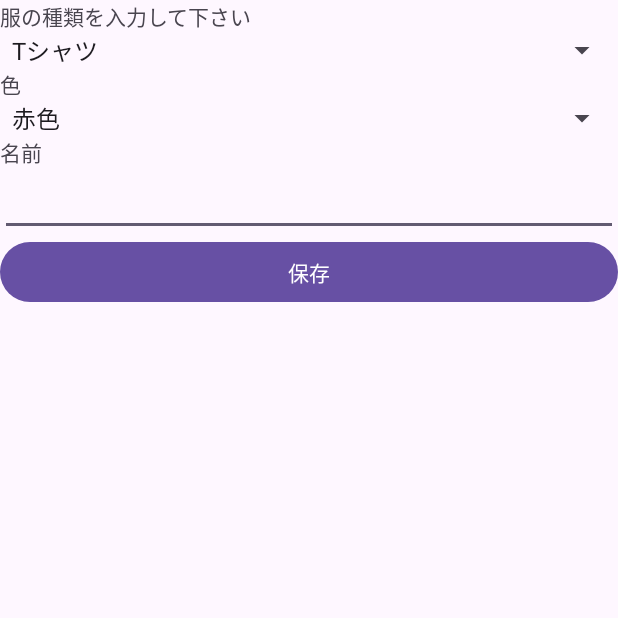
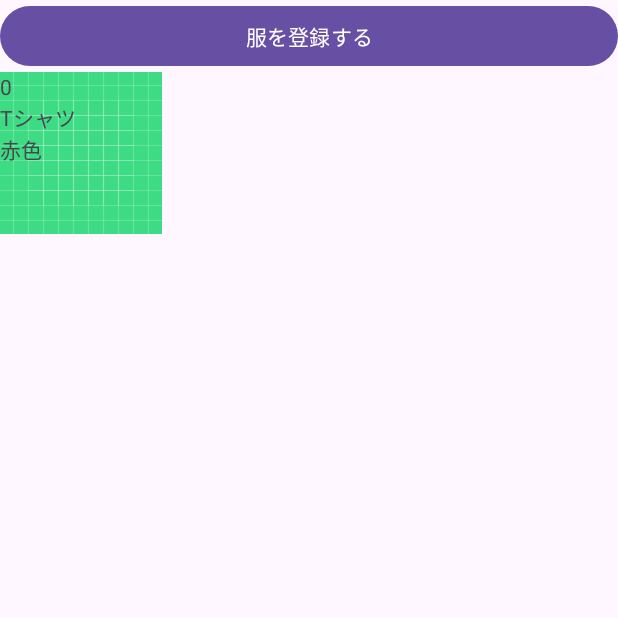
Before and after one commit to Fujikouki/DigitalCloset, an Android app: the screen it shows after launch (MainActivity), after a tap on "保存", on a phone screen of 412 x 824 dp, the top half of it. Run offline under Robolectric (Android 15) with nearby library versions, the phone set to English and light mode, and no system bars.

Commit message:
データベースとリサイクルViewの連携完成

```diff
--- a/app/src/main/java/com/example/digitalcloset/BlankFragment.kt
+++ b/app/src/main/java/com/example/digitalcloset/BlankFragment.kt
@@ -1,5 +1,6 @@
 package com.example.digitalcloset
 
+import android.content.Context
 import android.os.Bundle
 import android.util.Log
 import androidx.fragment.app.Fragment
@@ -9,9 +10,16 @@ import android.view.ViewGroup
 import android.widget.Button
 import android.widget.EditText
 import android.widget.Spinner
-import android.widget.TextView
 
 class BlankFragment : Fragment() {
+
+
+    private lateinit var _helper: Database
+    override fun onAttach(context: Context) {
+        super.onAttach(context)
+        _helper = Database(requireContext())
+    }
+    private var _hukuId = -1
 
     override fun onCreate(savedInstanceState: Bundle?) {
         super.onCreate(savedInstanceState)
@@ -61,17 +69,44 @@ class BlankFragment : Fragment() {
             bundle.putString("hukuiro",hukuiro)
             bundle.putString("hukuname",hukuname)
 
+
+
+            fun stringToIntHash(input: String): Int {
+                // 文字列をハッシュコードに変換します
+                val hashCode = input.hashCode()
+
+                // ハッシュコードをINT型の範囲に収める
+                return hashCode and Int.MAX_VALUE
+            }
+
+            _hukuId = stringToIntHash(hukuname)
+
+            val db = _helper.writableDatabase
+            val sqlInsert = "INSERT INTO clothesmemos (_id, clothes_name, clothes_type, clothes_color) VALUES (?, ?, ?, ?)"
+            val stmt = db.compileStatement(sqlInsert)
+
+            stmt.bindLong(1,_hukuId.toLong())
+            stmt.bindString(2,hukuname)
+            stmt.bindString(3,hukusyu)
+            stmt.bindString(4,hukuiro)
+            stmt.executeInsert()
+
             val transaction = parentFragmentManager.beginTransaction()
 
-//            transaction.setReorderingAllowed(true)
-//
-//            transaction.addToBackStack("Only LIst")
-//
-//            transaction.replace(R.id.MinFragment,MainFragment::class.java,bundle)
-//
-//            transaction.commit()
+            transaction.setReorderingAllowed(true)
+
+            transaction.addToBackStack("Only LIst")
+
+            transaction.replace(R.id.MinFragment,MainFragment::class.java,bundle)
+
+            transaction.commit()
 
         }
     }
 
+    override fun onDestroy() {
+        _helper.close()
+        super.onDestroy()
+    }
+
 }
--- /dev/null
+++ b/app/src/main/java/com/example/digitalcloset/Database.kt
@@ -0,0 +1,35 @@
+package com.example.digitalcloset
+
+import android.content.Context
+import android.database.sqlite.SQLiteDatabase
+import android.database.sqlite.SQLiteOpenHelper
+import java.lang.StringBuilder
+
+class Database(context: Context):SQLiteOpenHelper(context,DATABASE_NAME,null,DATABASE_VERSION) {
+
+    companion object{
+
+        private const val  DATABASE_NAME = "clothes.db"
+
+        private const val DATABASE_VERSION = 1
+
+    }
+    override fun onCreate(db:SQLiteDatabase){
+
+
+        val sb = StringBuilder()
+        sb.append("CREATE TABLE clothesmemos (")
+        sb.append("_id INTEGER PRIMARY KEY,")
+        sb.append("clothes_name TEXT,")
+        sb.append("clothes_type TEXT,")
+        sb.append("clothes_color TEXT")
+        sb.append(");")
+        val sql = sb.toString()
+        db.execSQL(sql)
+    }
+
+    override fun onUpgrade(db: SQLiteDatabase?, p1: Int, p2: Int) {
+
+    }
+
+}
--- a/app/src/main/java/com/example/digitalcloset/MainActivity.kt
+++ b/app/src/main/java/com/example/digitalcloset/MainActivity.kt
@@ -5,10 +5,13 @@ import android.os.Bundle
 import com.example.digitalcloset.databinding.ActivityMainBinding
 
 class MainActivity : AppCompatActivity() {
+
     override fun onCreate(savedInstanceState: Bundle?) {
         super.onCreate(savedInstanceState)
         val viewBinding = ActivityMainBinding.inflate(layoutInflater)
         setContentView(viewBinding.root)
 
+
     }
+
 }
--- a/app/src/main/java/com/example/digitalcloset/MainFragment.kt
+++ b/app/src/main/java/com/example/digitalcloset/MainFragment.kt
@@ -1,5 +1,6 @@
 package com.example.digitalcloset
-
+import android.content.Context
+import android.database.Cursor
 import android.os.Bundle
 import android.util.Log
 import androidx.fragment.app.Fragment
@@ -10,14 +11,97 @@ import android.widget.Button
 import androidx.recyclerview.widget.LinearLayoutManager
 import androidx.recyclerview.widget.RecyclerView
 
+//class MainFragment : Fragment() {
+//
+//    private lateinit var _helper: Database
+//    override fun onAttach(context: Context) {
+//        super.onAttach(context)
+//        _helper = Database(requireContext())
+//    }
+//
+//
+//
+//    val db = _helper.readableDatabase
+//
+//    val query = "SELECT * FROM clothesmemos"
+//    val cursor = db.rawQuery(query, null)
+//    private lateinit var recyclerView:RecyclerView
+////    private var recyclerAdapter = RecyclerAdapter(addlist)
+//    override fun onCreate(savedInstanceState: Bundle?) {
+//        super.onCreate(savedInstanceState)
+//        arguments?.let {
+//
+//        }
+//    }
+//
+//    override fun onCreateView(
+//        inflater: LayoutInflater, container: ViewGroup?,
+//        savedInstanceState: Bundle?
+//    ): View? {
+//
+//        val itemList = mutableListOf<YourDataModel>()
+//        while (cursor.moveToNext()) {
+//            val idColumnIndex = cursor.getColumnIndex("_id")
+//            val nameColumnIndex = cursor.getColumnIndex("clothes_name")
+//            val typeColumnIndex = cursor.getColumnIndex("clothes_type")
+//            val colorColumnIndex = cursor.getColumnIndex("clothes_color")
+//
+//            // カラムのインデックスが-1でないことを確認
+//            if (idColumnIndex >= 0 && nameColumnIndex >= 0) {
+//                val id = cursor.getLong(idColumnIndex)
+//                val name = cursor.getString(nameColumnIndex)
+//                val type = cursor.getString(typeColumnIndex)
+//                val clor = cursor.getString(colorColumnIndex)
+//                // 他の列も同様に取得
+//                val dataModel = YourDataModel(id, name,type,clor)
+//                itemList.add(dataModel)
+//            }
+//        }
+//        cursor.close()
+//
+//
+//        val rootView = inflater.inflate(R.layout.fragment_main, container, false)
+//
+//        val bcButton = rootView.findViewById<Button>(R.id.bcButton)
+//        bcButton.setOnClickListener(bccreta())
+//
+//        recyclerView = rootView.findViewById(R.id.recvi)
+//        val adapter = RecyclerAdapter(itemList)
+//        recyclerView.layoutManager = LinearLayoutManager(requireContext())
+//        recyclerView.adapter = adapter
+//
+//        return rootView
+//
+//    }
+//
+//    private inner class bccreta: View.OnClickListener{
+//        override fun onClick(view: View) {
+//
+//            parentFragmentManager.popBackStack()
+//
+//        }
+//    }
+//
+//
+//    companion object {
+//
+//    }
+//
+//}
 class MainFragment : Fragment() {
-    var addlist = ArrayList<ClothesDetailData>()
-    private lateinit var recyclerView:RecyclerView
-    private var recyclerAdapter = RecyclerAdapter(addlist)
+
+    private lateinit var _helper: Database
+    private lateinit var cursor: Cursor
+
+    override fun onAttach(context: Context) {
+        super.onAttach(context)
+        _helper = Database(requireContext())
+    }
+
     override fun onCreate(savedInstanceState: Bundle?) {
         super.onCreate(savedInstanceState)
         arguments?.let {
-
+            // 引数の処理が必要な場合はここに記述
         }
     }
 
@@ -25,44 +109,58 @@ class MainFragment : Fragment() {
         inflater: LayoutInflater, container: ViewGroup?,
         savedInstanceState: Bundle?
     ): View? {
+        val itemList = mutableListOf<YourDataModel>()
 
-        val hukusyu = arguments?.getString("hukusyu")?:""
-        val hukuiro = arguments?.getString("hukuiro")?:""
-        val hukuname = arguments?.getString("hukuname")?:""
-        Log.d("mainfragment",hukuiro)
-        Log.d("mainfragment",hukusyu)
-        Log.d("mainfragment",hukuname)
+        // データベースからデータを取得
+        try {
+            val db = _helper.readableDatabase
+            val query = "SELECT * FROM clothesmemos"
+            cursor = db.rawQuery(query, null)
+
+            while (cursor.moveToNext()) {
+                val idColumnIndex = cursor.getColumnIndex("_id")
+                val nameColumnIndex = cursor.getColumnIndex("clothes_name")
+                val typeColumnIndex = cursor.getColumnIndex("clothes_type")
+                val colorColumnIndex = cursor.getColumnIndex("clothes_color")
+
+                // カラムのインデックスが-1でないことを確認
+                if (idColumnIndex >= 0 && nameColumnIndex >= 0) {
+                    val id = cursor.getLong(idColumnIndex)
+                    val name = cursor.getString(nameColumnIndex)
+                    val type = cursor.getString(typeColumnIndex)
+                    val color = cursor.getString(colorColumnIndex)
+
+                    // 他の列も同様に取得
+                    val dataModel = YourDataModel(id, name, type, color)
+                    itemList.add(dataModel)
+                }
+            }
+        } finally {
+            cursor.close() // カーソルを閉じる
+        }
 
         val rootView = inflater.inflate(R.layout.fragment_main, container, false)
 
         val bcButton = rootView.findViewById<Button>(R.id.bcButton)
         bcButton.setOnClickListener(bccreta())
-        recyclerView = rootView.findViewById(R.id.recvi)
-        recyclerView.adapter = recyclerAdapter
+
+        val recyclerView = rootView.findViewById<RecyclerView>(R.id.recvi)
+        val adapter = RecyclerAdapter(itemList)
         recyclerView.layoutManager = LinearLayoutManager(requireContext())
-        Log.d("始まり", "Adding data: $addlist")
-        dataadd(hukusyu,hukuiro,hukuname)
+        recyclerView.adapter = adapter
+
         return rootView
-
     }
 
-    private inner class bccreta: View.OnClickListener{
+    private inner class bccreta : View.OnClickListener {
         override fun onClick(view: View) {
-
             parentFragmentManager.popBackStack()
-
         }
     }
-    fun dataadd(huku_typ:String,huku_iro: String,huku_name: String){
-        val data = ClothesDetailData(huku_typ,huku_iro,huku_name)
-        Log.d("MainFragment", "Adding data: $data")
-        addlist.add(data)
-        Log.d("MainFragment", "Data added, list size: ${addlist.size}")
-        recyclerAdapter.notifyItemInserted(addlist.lastIndex)
+
+    override fun onDestroyView() {
+        super.onDestroyView()
+        // カーソルをクリーンアップ
+        cursor?.close()
     }
-
-    companion object {
-
-    }
-
 }
--- a/app/src/main/java/com/example/digitalcloset/OneViewHolder.kt
+++ b/app/src/main/java/com/example/digitalcloset/OneViewHolder.kt
@@ -8,8 +8,9 @@ import com.example.digitalcloset.databinding.OneViewBinding
 
 class OneViewHolder(view: View):RecyclerView.ViewHolder(view) {
 
+    val clothe_id = view.findViewById<TextView>(R.id.ID)
     val clothes_type = view.findViewById<TextView>(R.id.clothes_type)
     val clothes_color = view.findViewById<TextView>(R.id.clothes_color)
-    val clothes_name = view.findViewById<TextView>(R.id.huku_name)
+    val clothes_name = view.findViewById<TextView>(R.id.clothes_name)
 
 }
--- a/app/src/main/java/com/example/digitalcloset/RecyclerAdapter.kt
+++ b/app/src/main/java/com/example/digitalcloset/RecyclerAdapter.kt
@@ -1,11 +1,10 @@
 package com.example.digitalcloset
 
-import android.util.Log
 import android.view.LayoutInflater
 import android.view.ViewGroup
 import androidx.recyclerview.widget.RecyclerView
 
-class RecyclerAdapter(private val list: ArrayList<ClothesDetailData>):RecyclerView.Adapter<OneViewHolder>() {
+class RecyclerAdapter(private val list: List<YourDataModel>):RecyclerView.Adapter<OneViewHolder>() {
 
     //一行分のXMLとOneViewHolderを連結させる
     override fun onCreateViewHolder(parent: ViewGroup, viewType: Int): OneViewHolder {
@@ -20,8 +19,12 @@ class RecyclerAdapter(private val list: ArrayList<ClothesDetailData>):RecyclerVi
     //position番目のデータをXMLに表示させる
     //データの数を数える
     override fun onBindViewHolder(holder: OneViewHolder, position: Int) {
-        holder.clothes_type.text = list[position].ClothesType
-        holder.clothes_color.text = list[position].ClothesColor
-        holder.clothes_name.text = list[position].ClothesName
+
+        val index = list[position]
+        holder.clothe_id.text = index.id.toString()
+        holder.clothes_name.text = index.ClothesName
+        holder.clothes_type.text = index.ClothesType
+        holder.clothes_color.text = index.ClothesColor
+
     }
 }
--- /dev/null
+++ b/app/src/main/java/com/example/digitalcloset/YourDataModel.kt
@@ -0,0 +1,8 @@
+package com.example.digitalcloset
+
+data class YourDataModel(
+    val id:Long,
+    val ClothesName:String,
+    val ClothesType:String,
+    val ClothesColor:String
+)
--- a/app/src/main/res/layout/one_view.xml
+++ b/app/src/main/res/layout/one_view.xml
@@ -5,6 +5,12 @@
     android:layout_height="wrap_content"
     android:orientation="vertical"
     android:background="@drawable/ic_launcher_background">
+
+    <TextView
+        android:id="@+id/ID"
+        android:layout_width="wrap_content"
+        android:layout_height="wrap_content"
+        android:text="ID"/>
 
     <TextView
         android:id="@+id/clothes_type"
```
